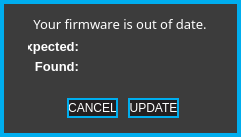
Old version of the form standalone/advanced/forms/fwoodform.ui in the repository Muse-Kinetics/softstep_editor.
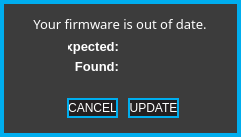
New version of the form.

```diff
--- a/standalone/advanced/forms/fwoodform.ui
+++ b/standalone/advanced/forms/fwoodform.ui
@@ -208,7 +208,7 @@
     <widget class="QLabel" name="label">
      <property name="geometry">
       <rect>
-       <x>20</x>
+       <x>60</x>
        <y>30</y>
        <width>51</width>
        <height>16</height>
@@ -230,7 +230,7 @@
     <widget class="QLabel" name="label_2">
      <property name="geometry">
       <rect>
-       <x>20</x>
+       <x>60</x>
        <y>50</y>
        <width>51</width>
        <height>16</height>
```
